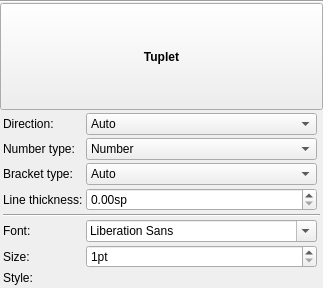
First picture: the form in mscore/inspector/inspector_tuplet.ui, repository scadaperspective/MuseScore-MIDI, before the edit.
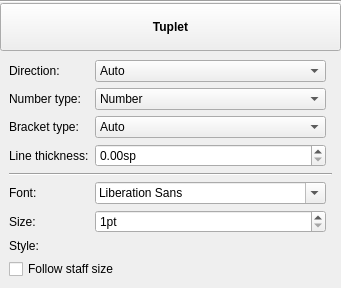
Second picture: the form after the edit. Custom widgets are drawn as their Qt base class.

The edit to the form file:
```diff
--- a/mscore/inspector/inspector_tuplet.ui
+++ b/mscore/inspector/inspector_tuplet.ui
@@ -6,7 +6,7 @@
    <rect>
     <x>0</x>
     <y>0</y>
-    <width>279</width>
+    <width>304</width>
     <height>288</height>
    </rect>
   </property>
@@ -61,92 +61,7 @@
    <item>
     <widget class="QWidget" name="panel" native="true">
      <layout class="QGridLayout" name="gridLayout">
-      <property name="leftMargin">
-       <number>3</number>
-      </property>
-      <property name="topMargin">
-       <number>3</number>
-      </property>
-      <property name="rightMargin">
-       <number>3</number>
-      </property>
-      <property name="bottomMargin">
-       <number>3</number>
-      </property>
-      <property name="spacing">
-       <number>3</number>
-      </property>
-      <item row="2" column="0">
-       <widget class="QLabel" name="label_2">
-        <property name="text">
-         <string>Bracket type:</string>
-        </property>
-        <property name="alignment">
-         <set>Qt::AlignLeading|Qt::AlignLeft|Qt::AlignVCenter</set>
-        </property>
-        <property name="buddy">
-         <cstring>bracketType</cstring>
-        </property>
-       </widget>
-      </item>
-      <item row="7" column="2">
-       <widget class="Ms::ResetButton" name="resetTupletFontStyle" native="true">
-        <property name="sizePolicy">
-         <sizepolicy hsizetype="Fixed" vsizetype="Preferred">
-          <horstretch>0</horstretch>
-          <verstretch>0</verstretch>
-         </sizepolicy>
-        </property>
-        <property name="accessibleName">
-         <string>Reset 'Style' values</string>
-        </property>
-       </widget>
-      </item>
       <item row="0" column="1">
-       <widget class="QComboBox" name="direction">
-        <property name="sizePolicy">
-         <sizepolicy hsizetype="Expanding" vsizetype="Fixed">
-          <horstretch>0</horstretch>
-          <verstretch>0</verstretch>
-         </sizepolicy>
-        </property>
-        <property name="accessibleName">
-         <string>Direction</string>
-        </property>
-        <item>
-         <property name="text">
-          <string>Auto</string>
-         </property>
-        </item>
-        <item>
-         <property name="text">
-          <string>Up</string>
-         </property>
-        </item>
-        <item>
-         <property name="text">
-          <string>Down</string>
-         </property>
-        </item>
-       </widget>
-      </item>
-      <item row="5" column="1">
-       <widget class="QFontComboBox" name="tupletFontFace">
-        <property name="sizePolicy">
-         <sizepolicy hsizetype="Expanding" vsizetype="Fixed">
-          <horstretch>0</horstretch>
-          <verstretch>0</verstretch>
-         </sizepolicy>
-        </property>
-        <property name="toolTip">
-         <string>Font face</string>
-        </property>
-        <property name="accessibleName">
-         <string>Font face</string>
-        </property>
-       </widget>
-      </item>
-      <item row="0" column="0">
        <widget class="QLabel" name="label_3">
         <property name="sizePolicy">
          <sizepolicy hsizetype="Expanding" vsizetype="Preferred">
@@ -165,11 +80,32 @@
         </property>
        </widget>
       </item>
-      <item row="7" column="1">
-       <widget class="Ms::FontStyleSelect" name="tupletFontStyle" native="true">
+      <item row="0" column="2">
+       <widget class="QComboBox" name="direction">
+        <property name="sizePolicy">
+         <sizepolicy hsizetype="Expanding" vsizetype="Fixed">
+          <horstretch>0</horstretch>
+          <verstretch>0</verstretch>
+         </sizepolicy>
+        </property>
         <property name="accessibleName">
          <string>Style</string>
         </property>
+        <item>
+         <property name="text">
+          <string>Auto</string>
+         </property>
+        </item>
+        <item>
+         <property name="text">
+          <string>Up</string>
+         </property>
+        </item>
+        <item>
+         <property name="text">
+          <string>Down</string>
+         </property>
+        </item>
        </widget>
       </item>
       <item row="2" column="2">
@@ -186,6 +122,19 @@
        </widget>
       </item>
       <item row="1" column="1">
+       <widget class="QLabel" name="label">
+        <property name="text">
+         <string>Number type:</string>
+        </property>
+        <property name="alignment">
+         <set>Qt::AlignLeading|Qt::AlignLeft|Qt::AlignVCenter</set>
+        </property>
+        <property name="buddy">
+         <cstring>numberType</cstring>
+        </property>
+       </widget>
+      </item>
+      <item row="1" column="2">
        <widget class="QComboBox" name="numberType">
         <property name="sizePolicy">
          <sizepolicy hsizetype="Expanding" vsizetype="Fixed">
@@ -213,14 +162,87 @@
         </item>
        </widget>
       </item>
-      <item row="5" column="0">
-       <widget class="QLabel" name="label_5">
+      <item row="1" column="3">
+       <widget class="Ms::ResetButton" name="resetNumberType" native="true">
+        <property name="sizePolicy">
+         <sizepolicy hsizetype="Fixed" vsizetype="Preferred">
+          <horstretch>0</horstretch>
+          <verstretch>0</verstretch>
+         </sizepolicy>
+        </property>
+        <property name="accessibleName">
+         <string>Reset 'Number type' value</string>
+        </property>
+       </widget>
+      </item>
+      <item row="2" column="1">
+       <widget class="QLabel" name="label_2">
         <property name="text">
-         <string>Font:</string>
+         <string>Bracket type:</string>
+        </property>
+        <property name="alignment">
+         <set>Qt::AlignLeading|Qt::AlignLeft|Qt::AlignVCenter</set>
+        </property>
+        <property name="buddy">
+         <cstring>bracketType</cstring>
+        </property>
+       </widget>
+      </item>
+      <item row="2" column="2">
+       <widget class="QComboBox" name="bracketType">
+        <property name="sizePolicy">
+         <sizepolicy hsizetype="Expanding" vsizetype="Fixed">
+          <horstretch>0</horstretch>
+          <verstretch>0</verstretch>
+         </sizepolicy>
+        </property>
+        <property name="accessibleName">
+         <string>Bracket type</string>
+        </property>
+        <item>
+         <property name="text">
+          <string>Auto</string>
+         </property>
+        </item>
+        <item>
+         <property name="text">
+          <string>Bracket</string>
+         </property>
+        </item>
+        <item>
+         <property name="text">
+          <string comment="no tuplet bracket style">None</string>
+         </property>
+        </item>
+       </widget>
+      </item>
+      <item row="2" column="3">
+       <widget class="Ms::ResetButton" name="resetBracketType" native="true">
+        <property name="sizePolicy">
+         <sizepolicy hsizetype="Fixed" vsizetype="Preferred">
+          <horstretch>0</horstretch>
+          <verstretch>0</verstretch>
+         </sizepolicy>
+        </property>
+        <property name="accessibleName">
+         <string>Reset 'Bracket type' value</string>
         </property>
        </widget>
       </item>
       <item row="3" column="1">
+       <widget class="QLabel" name="label_4">
+        <property name="text">
+         <string>Line thickness:</string>
+        </property>
+        <property name="alignment">
+         <set>Qt::AlignLeading|Qt::AlignLeft|Qt::AlignVCenter</set>
+        </property>
+        <property name="buddy">
+         <cstring>lineWidth</cstring>
+        </property>
+       </widget>
+      </item>
+      <item row="3" column="2">
        <widget class="QDoubleSpinBox" name="lineWidth">
         <property name="sizePolicy">
          <sizepolicy hsizetype="Expanding" vsizetype="Fixed">
@@ -239,10 +261,10 @@
         </property>
        </widget>
       </item>
-      <item row="2" column="1">
-       <widget class="QComboBox" name="bracketType">
+      <item row="3" column="3">
+       <widget class="Ms::ResetButton" name="resetLineWidth" native="true">
         <property name="sizePolicy">
-         <sizepolicy hsizetype="Expanding" vsizetype="Fixed">
+         <sizepolicy hsizetype="Fixed" vsizetype="Preferred">
           <horstretch>0</horstretch>
           <verstretch>0</verstretch>
          </sizepolicy>
@@ -250,37 +272,59 @@
         <property name="accessibleName">
          <string>Bracket type</string>
         </property>
-        <item>
-         <property name="text">
-          <string>Auto</string>
-         </property>
-        </item>
-        <item>
-         <property name="text">
-          <string>Bracket</string>
-         </property>
-        </item>
-        <item>
-         <property name="text">
-          <string comment="no tuplet bracket style">None</string>
-         </property>
-        </item>
        </widget>
       </item>
-      <item row="1" column="0">
-       <widget class="QLabel" name="label">
+      <item row="4" column="1" colspan="3">
+       <widget class="Line" name="line">
+        <property name="orientation">
+         <enum>Qt::Horizontal</enum>
+        </property>
+       </widget>
+      </item>
+      <item row="5" column="1">
+       <widget class="QLabel" name="label_5">
         <property name="text">
-         <string>Number type:</string>
+         <string>Font:</string>
         </property>
-        <property name="alignment">
-         <set>Qt::AlignLeading|Qt::AlignLeft|Qt::AlignVCenter</set>
+       </widget>
+      </item>
+      <item row="5" column="2">
+       <widget class="QFontComboBox" name="tupletFontFace">
+        <property name="sizePolicy">
+         <sizepolicy hsizetype="Expanding" vsizetype="Fixed">
+          <horstretch>0</horstretch>
+          <verstretch>0</verstretch>
+         </sizepolicy>
         </property>
-        <property name="buddy">
-         <cstring>numberType</cstring>
+        <property name="toolTip">
+         <string>Font face</string>
+        </property>
+        <property name="accessibleName">
+         <string>Font face</string>
+        </property>
+       </widget>
+      </item>
+      <item row="5" column="3">
+       <widget class="Ms::ResetButton" name="resetTupletFontFace" native="true">
+        <property name="sizePolicy">
+         <sizepolicy hsizetype="Fixed" vsizetype="Preferred">
+          <horstretch>0</horstretch>
+          <verstretch>0</verstretch>
+         </sizepolicy>
+        </property>
+        <property name="accessibleName">
+         <string>Reset 'Font' value</string>
         </property>
        </widget>
       </item>
       <item row="6" column="1">
+       <widget class="QLabel" name="label_6">
+        <property name="text">
+         <string>Size:</string>
+        </property>
+       </widget>
+      </item>
+      <item row="6" column="2">
        <widget class="QSpinBox" name="tupletFontSize">
         <property name="sizePolicy">
          <sizepolicy hsizetype="Expanding" vsizetype="Fixed">
@@ -302,40 +346,7 @@
         </property>
        </widget>
       </item>
-      <item row="7" column="0">
-       <widget class="QLabel" name="label_7">
-        <property name="text">
-         <string>Style:</string>
-        </property>
-       </widget>
-      </item>
-      <item row="1" column="2">
-       <widget class="Ms::ResetButton" name="resetNumberType" native="true">
-        <property name="sizePolicy">
-         <sizepolicy hsizetype="Fixed" vsizetype="Preferred">
-          <horstretch>0</horstretch>
-          <verstretch>0</verstretch>
-         </sizepolicy>
-        </property>
-        <property name="accessibleName">
-         <string>Reset 'Number type' value</string>
-        </property>
-       </widget>
-      </item>
-      <item row="5" column="2">
-       <widget class="Ms::ResetButton" name="resetTupletFontFace" native="true">
-        <property name="sizePolicy">
-         <sizepolicy hsizetype="Fixed" vsizetype="Preferred">
-          <horstretch>0</horstretch>
-          <verstretch>0</verstretch>
-         </sizepolicy>
-        </property>
-        <property name="accessibleName">
-         <string>Reset 'Font' value</string>
-        </property>
-       </widget>
-      </item>
-      <item row="6" column="2">
+      <item row="6" column="3">
        <widget class="Ms::ResetButton" name="resetTupletFontSize" native="true">
         <property name="sizePolicy">
          <sizepolicy hsizetype="Fixed" vsizetype="Preferred">
@@ -348,8 +359,22 @@
         </property>
        </widget>
       </item>
-      <item row="3" column="2">
-       <widget class="Ms::ResetButton" name="resetLineWidth" native="true">
+      <item row="7" column="1">
+       <widget class="QLabel" name="label_7">
+        <property name="text">
+         <string>Style:</string>
+        </property>
+       </widget>
+      </item>
+      <item row="7" column="2">
+       <widget class="Ms::FontStyleSelect" name="tupletFontStyle" native="true">
+        <property name="accessibleName">
+         <string>Style</string>
+        </property>
+       </widget>
+      </item>
+      <item row="7" column="3">
+       <widget class="Ms::ResetButton" name="resetTupletFontStyle" native="true">
         <property name="sizePolicy">
          <sizepolicy hsizetype="Fixed" vsizetype="Preferred">
           <horstretch>0</horstretch>
@@ -361,24 +386,14 @@
         </property>
        </widget>
       </item>
-      <item row="6" column="0">
-       <widget class="QLabel" name="label_6">
-        <property name="text">
-         <string>Size:</string>
+      <item row="8" column="1" colspan="2">
+       <widget class="QCheckBox" name="spatiumDependent">
+        <property name="accessibleName">
+         <string>Follow staff size</string>
         </property>
-       </widget>
-      </item>
-      <item row="3" column="0">
-       <widget class="QLabel" name="label_4">
         <property name="text">
-         <string>Line thickness:</string>
+         <string>Follow staff size</string>
         </property>
-        <property name="alignment">
-         <set>Qt::AlignLeading|Qt::AlignLeft|Qt::AlignVCenter</set>
-        </property>
-        <property name="buddy">
-         <cstring>lineWidth</cstring>
-        </property>
        </widget>
       </item>
       <item row="0" column="2">
@@ -390,14 +405,7 @@
          </sizepolicy>
         </property>
         <property name="accessibleName">
-         <string>Reset 'Direction' value</string>
-        </property>
-       </widget>
-      </item>
-      <item row="4" column="0" colspan="3">
-       <widget class="Line" name="line">
-        <property name="orientation">
-         <enum>Qt::Horizontal</enum>
+         <string>Reset 'Follow staff size' values</string>
         </property>
        </widget>
       </item>
```
Left out of the diff: 16 changed lines with no effect on the pictures.
